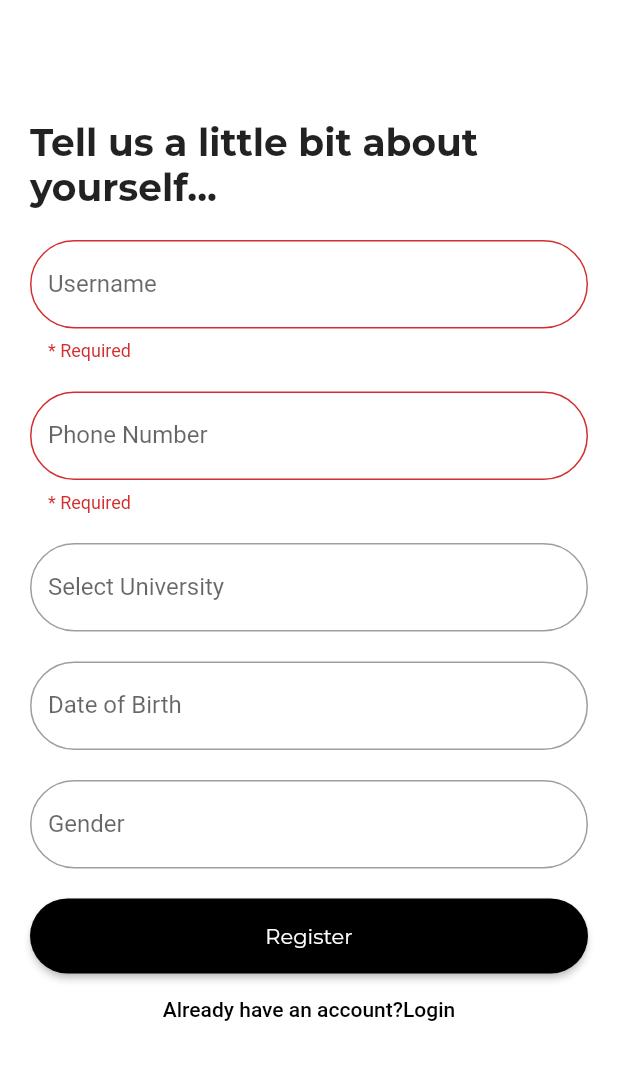
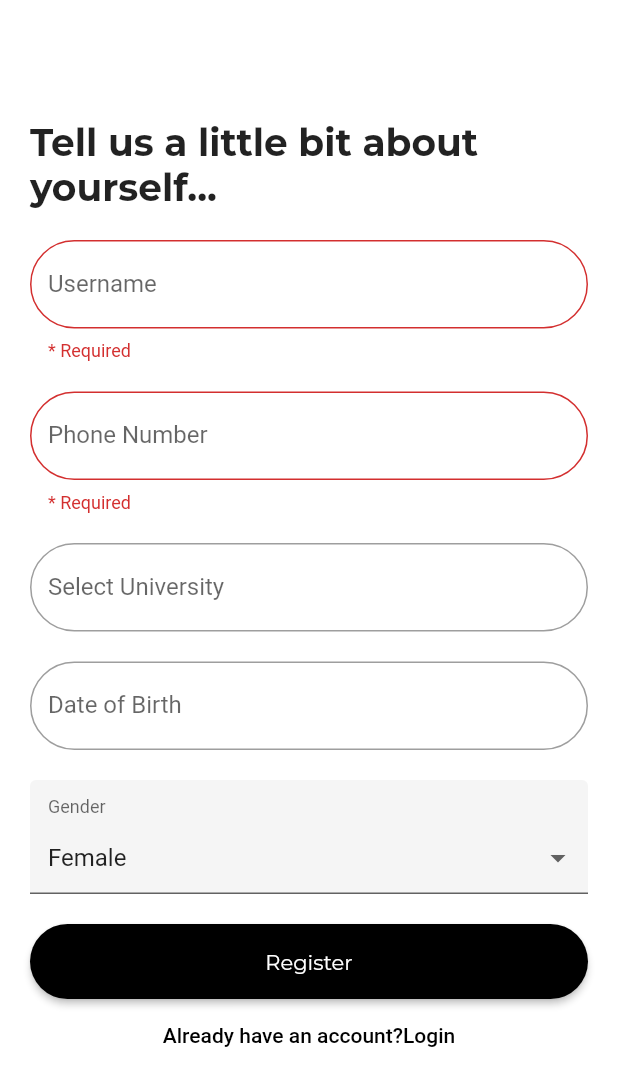
Before and after one commit to radaSpu/radaV2, a Flutter app: the SignUpScreen screen opened directly, after a tap on "Register", on a phone screen of 412 x 824 dp. Shown: the top 1086 px of the screen. Run offline on Flutter 3.47's test engine with Material 2 defaults, Android fonts, the phone set to English and light mode, and no system bars; drawn by our look-alikes of dropdown_formfield; our stand-ins replace another_flushbar, cached_network_image, carousel_slider, cloud_firestore, firebase_auth, firebase_core and 10 more; missing offline and left inert: connectivityswift, state_persistence; accounts and stored records are empty; project files that could hold a hidden picture were left out.

Commit message:
improved sign up page

```diff
--- a/lib/main.dart
+++ b/lib/main.dart
@@ -23,7 +23,7 @@ class MyApp extends StatelessWidget {
       debugShowCheckedModeBanner: false,
       theme: ThemeData( buttonColor: Colors.black ),
       /*home: GettingStartedScreen(),*/
-      home: Dashboard(),
+      home: SplashScreen(),
       /*routes: {
         LoginScreen.routeName: (ctx) => LoginScreen(),
         SignupScreen.routeName: (ctx) => SignupScreen(),
--- a/lib/screens/VerifyScreen.dart
+++ b/lib/screens/VerifyScreen.dart
@@ -40,6 +40,8 @@ class _VerifyScreenState extends State<VerifyScreen> {
     return Scaffold(
       backgroundColor: Colors.white,
       body: Center(
+        child: Padding(
+          padding: const EdgeInsets.all(50.0),
           child: Column(
             children: [
               Container(
@@ -63,6 +65,7 @@ class _VerifyScreenState extends State<VerifyScreen> {
                 ),
               ),
             ],
+          ),
         ),
       ),
       );
--- a/lib/screens/sign_up.dart
+++ b/lib/screens/sign_up.dart
@@ -1,3 +1,7 @@
+import 'package:another_flushbar/flushbar.dart';
+import 'package:cloud_firestore/cloud_firestore.dart';
+import 'package:dropdown_formfield/dropdown_formfield.dart';
+import 'package:firebase_auth/firebase_auth.dart';
 import 'package:flutter/cupertino.dart';
 import 'package:flutter/material.dart';
 import 'package:form_field_validator/form_field_validator.dart';
@@ -5,6 +9,7 @@ import 'package:radaspu_2/screens/login.dart';
 import 'package:http/http.dart' as http;
 
 import '../theme.dart';
+import 'dashboard.dart';
 
 class SignUpScreen extends StatefulWidget {
   const SignUpScreen({Key? key}) : super(key: key);
@@ -21,9 +26,24 @@ class _SignUpScreenState extends State<SignUpScreen> {
   TextEditingController dobController = TextEditingController();
   TextEditingController genderController = TextEditingController();
 
+  final FirebaseAuth _firebaseAuth = FirebaseAuth.instance;
   DateTime selectedDate = DateTime.now();
+  String gender='Female';
+  late User user;
+  final _formKey = GlobalKey<FormState>();
 
-  final _formKey = GlobalKey<FormState>();
+  void getId() async {
+    user = await _firebaseAuth.currentUser!;
+  }
+
+  @override
+  void initState() {
+    // TODO: implement initState
+    super.initState();
+    setState(() {
+      getId();
+    });
+  }
   @override
   Widget build(BuildContext context) {
     return new Scaffold(
@@ -65,7 +85,6 @@ class _SignUpScreenState extends State<SignUpScreen> {
                     Container(
                       padding: const EdgeInsets.fromLTRB(10, 10, 10, 0),
                       child: TextFormField(
-                          obscureText: true,
                           controller: phoneController,
                           decoration: InputDecoration(
                             border: OutlineInputBorder(
@@ -81,7 +100,6 @@ class _SignUpScreenState extends State<SignUpScreen> {
                     Container(
                       padding: const EdgeInsets.fromLTRB(10, 20, 10, 0),
                       child: TextFormField(
-                        obscureText: true,
                         controller: universityController,
                         decoration: InputDecoration(
                           border: OutlineInputBorder(
@@ -99,7 +117,6 @@ class _SignUpScreenState extends State<SignUpScreen> {
                         },
                         child: IgnorePointer(
                           child: TextFormField(
-                            obscureText: true,
                             controller: dobController,
                             decoration: InputDecoration(
                               border: OutlineInputBorder(
@@ -107,22 +124,43 @@ class _SignUpScreenState extends State<SignUpScreen> {
                               ),
                               labelText: 'Date of Birth',
                             ),
+                            onChanged: (val) => print,
                           ),
                         ),
                       ),
                     ),
                     Container(
                       padding: const EdgeInsets.fromLTRB(10, 20, 10, 0),
-                      child: TextFormField(
-                        obscureText: true,
-                        controller: genderController,
-                        decoration: InputDecoration(
-                          border: OutlineInputBorder(
-                            borderRadius: BorderRadius.circular(30.0),
-                          ),
-                          labelText: 'Gender',
-                        ),
-                      ),
+                        child: DropDownFormField(
+                          titleText: 'Gender',
+                            hintText: 'Please choose one',
+                          validator:  MultiValidator([
+                          RequiredValidator(errorText: "* Required"),
+                          ]),
+                          value: gender,
+                          onSaved: (value) {
+                            setState(() {
+                              gender= value;
+                            });
+                          },
+                          onChanged: (value) {
+                            setState(() {
+                              gender = value;
+                            });
+                          },
+                          dataSource: [
+                          {
+                          "display": "Male",
+                          "value": "Male",
+                          },
+                          {
+                            "display": "Female",
+                            "value": "Female",
+                          },
+                          ],
+                          textField: 'display',
+                          valueField: 'value',
+                    ),
                     ),
                     Container(
                       height: 70,
@@ -146,6 +184,9 @@ class _SignUpScreenState extends State<SignUpScreen> {
                         onPressed: () {
                           if (_formKey.currentState!.validate()) {
                             print("Validated");
+
+                            storeToFirestore(usernameController.text.toString(), genderController.text.toString(),
+                                phoneController.text.toString(), universityController.text.toString(), dobController.text.toString());
                           } else {
                             print("Not Validated");
                           }
@@ -179,9 +220,42 @@ class _SignUpScreenState extends State<SignUpScreen> {
     if (selected != null && selected != selectedDate)
       setState(() {
         selectedDate = selected;
+        dobController.text = "${selectedDate.toLocal()}".split(' ')[0];
       });
   }
 
+
+
+  void storeToFirestore(String username, String gender, String phone, String university,String dob ) {
+    if (user.emailVerified) {
+      // FirebaseFirestore.instance.collection("UserData").doc(user.uid).set({
+      //   "email": user.email,
+      //   "username": username,
+      //   "gender": gender,
+      //   "phone": phone,
+      //   "university": university,
+      //   "date of birth": dob
+      // }).then((value) => {
+      Navigator.of(context).pushReplacement(
+      MaterialPageRoute(builder: (context) => Dashboard()));
+      // });
+    }
+    else {
+      Flushbar(
+        title: 'You email is not verified',
+        message: 'Verify your email',
+        icon: Icon(
+          Icons.error_outline,
+          color: Colors.white,
+          size: 30,
+        ),
+        duration: Duration(seconds: 3),
+        isDismissible: false,
+        backgroundColor: Colors.redAccent,
+      )
+        ..show(context);
+    }
+  }
   // void storeToMysql(String userid) async {
   //   //Mysql Part Start
   //   http.Response response = await http
--- a/pubspec.yaml
+++ b/pubspec.yaml
@@ -44,6 +44,7 @@ dependencies:
   connectivityswift:
   cloud_firestore:
   dialogflow_flutter:
+  dropdown_formfield: ^0.1.4
   # The following adds the Cupertino Icons font to your application.
   # Use with the CupertinoIcons class for iOS style icons.
   cupertino_icons: ^1.0.2
```
Also changed, not shown: lib/screens/map.dart (+29 -29 lines), lib/src/locations.g.dart, pubspec.lock. Lines whose indentation alone changed are shown as unchanged.
